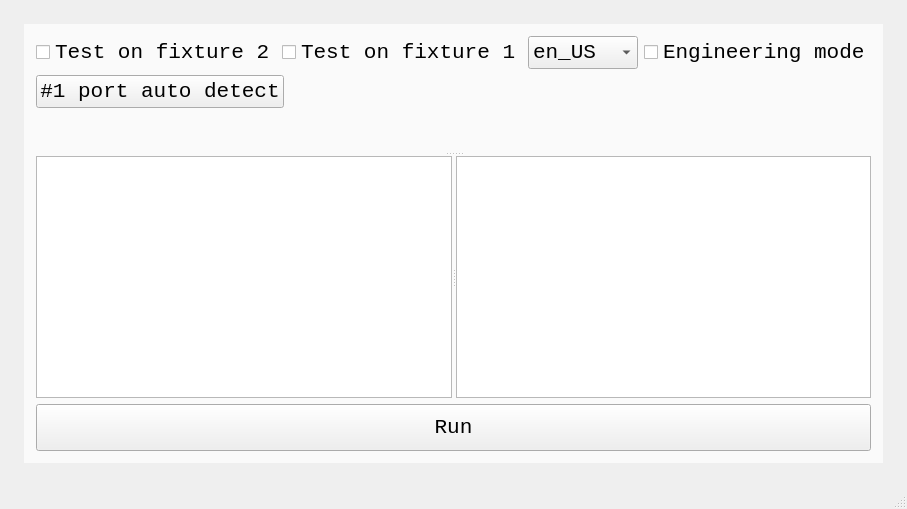
Before: the Qt Designer form ui/design3.ui in EasonLu1222/readByYourself, drawn with Qt 5.
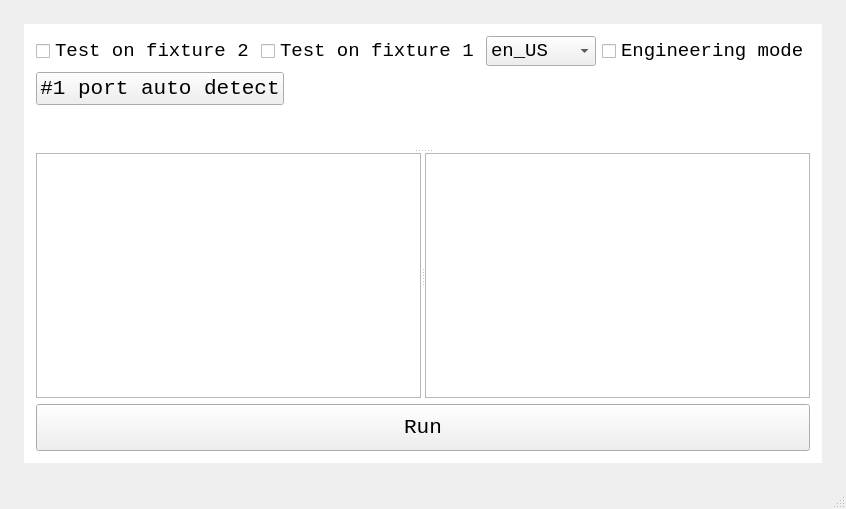
After: the same form once the commit is applied. Custom widgets are drawn as their Qt base class.

Commit message: Fix window background color issue

```diff
--- a/ui/design3.ui
+++ b/ui/design3.ui
@@ -14,6 +14,9 @@
    <string>MainWindow</string>
   </property>
   <widget class="QWidget" name="centralwidget">
+   <property name="styleSheet">
+    <string notr="true"/>
+   </property>
    <layout class="QHBoxLayout" name="horizontalLayout_3">
     <property name="leftMargin">
      <number>24</number>
@@ -30,7 +33,7 @@
     <item>
      <widget class="QWidget" name="container" native="true">
       <property name="styleSheet">
-       <string notr="true">QWidget#container{background-color:#FAFAFA}</string>
+       <string notr="true">QWidget#container{background-color:#FFFFFF}</string>
       </property>
       <layout class="QHBoxLayout" name="horizontalLayout_4">
        <property name="leftMargin">
@@ -56,7 +59,7 @@
                <property name="font">
                 <font>
                  <family>Courier New</family>
-                 <pointsize>16</pointsize>
+                 <pointsize>14</pointsize>
                 </font>
                </property>
                <property name="text">
@@ -69,7 +72,7 @@
                <property name="font">
                 <font>
                  <family>Courier New</family>
-                 <pointsize>16</pointsize>
+                 <pointsize>14</pointsize>
                 </font>
                </property>
                <property name="text">
@@ -103,7 +106,7 @@
              <property name="font">
               <font>
                <family>Courier New</family>
-               <pointsize>16</pointsize>
+               <pointsize>14</pointsize>
               </font>
              </property>
              <property name="styleSheet">
@@ -132,7 +135,7 @@
              <property name="font">
               <font>
                <family>Courier New</family>
-               <pointsize>16</pointsize>
+               <pointsize>14</pointsize>
               </font>
              </property>
              <property name="text">
```
The commit also changes 3 other files.
